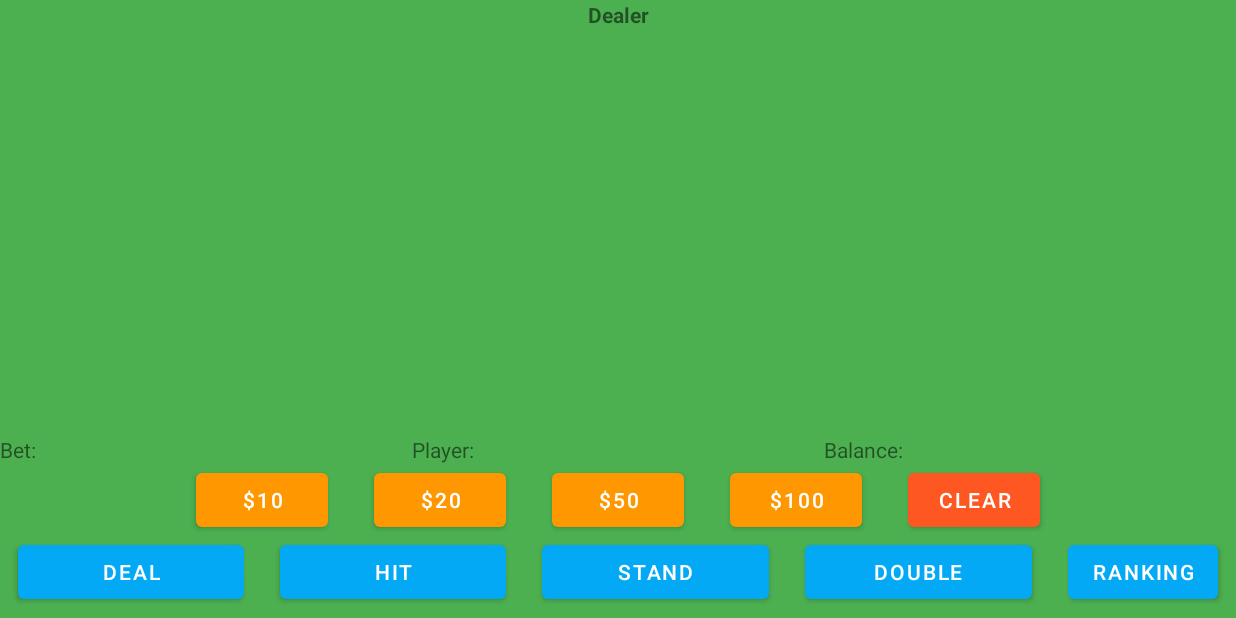
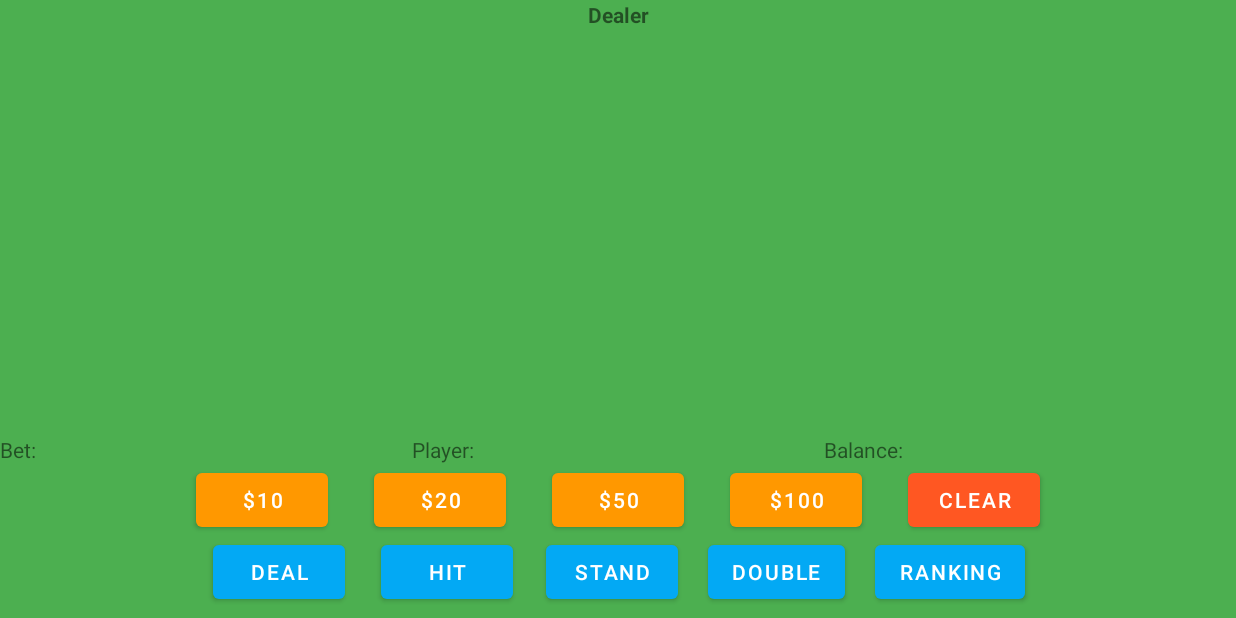
Before and after one commit to YiWeiShen/Group2_Blackjack, an Android app: the GameActivity screen opened directly, with no data from a screen before it, on a phone screen of 824 x 412 dp (held sideways). Run offline under Robolectric (Android 15) with nearby library versions, the phone set to English and light mode, and no system bars.

Commit message:
update for layout game

```diff
--- a/app/src/main/res/layout/activity_game.xml
+++ b/app/src/main/res/layout/activity_game.xml
@@ -205,14 +205,15 @@
         </LinearLayout>
 
         <LinearLayout
-            android:layout_width="match_parent"
+            android:layout_width="wrap_content"
             android:layout_height="wrap_content"
+            android:layout_gravity="center"
             android:layout_weight="2"
             android:orientation="horizontal">
 
             <Button
                 android:id="@+id/button"
-                android:layout_width="0dp"
+                android:layout_width="wrap_content"
                 android:layout_height="wrap_content"
                 android:layout_marginLeft="12dp"
                 android:layout_marginRight="12dp"
@@ -224,7 +225,7 @@
 
             <Button
                 android:id="@+id/button1"
-                android:layout_width="0dp"
+                android:layout_width="wrap_content"
                 android:layout_height="wrap_content"
                 android:layout_marginLeft="12dp"
                 android:layout_marginRight="12dp"
@@ -235,10 +236,10 @@
 
             <Button
                 android:id="@+id/button2"
-                android:layout_width="0dp"
+                android:layout_width="wrap_content"
                 android:layout_height="wrap_content"
-                android:layout_marginLeft="12dp"
-                android:layout_marginRight="12dp"
+                android:layout_marginLeft="10dp"
+                android:layout_marginRight="10dp"
                 android:layout_marginBottom="5dp"
                 android:layout_weight="1"
                 android:text="@string/btn_stand"
@@ -246,10 +247,10 @@
 
             <Button
                 android:id="@+id/btn_double"
-                android:layout_width="0dp"
+                android:layout_width="wrap_content"
                 android:layout_height="wrap_content"
-                android:layout_marginLeft="12dp"
-                android:layout_marginRight="12dp"
+                android:layout_marginLeft="10dp"
+                android:layout_marginRight="10dp"
                 android:layout_marginBottom="5dp"
                 android:layout_weight="1"
                 android:text="@string/btn_double"
@@ -259,8 +260,10 @@
                 android:id="@+id/btn_ranking"
                 android:layout_width="wrap_content"
                 android:layout_height="wrap_content"
-                android:layout_marginLeft="12dp"
-                android:layout_marginRight="12dp"
+                android:layout_marginLeft="10dp"
+                android:layout_marginRight="10dp"
+                android:layout_marginBottom="5dp"
+                android:layout_weight="1"
                 android:text="@string/btn_ranking"
                 app:backgroundTint="#03A9F4" />
         </LinearLayout>
```
